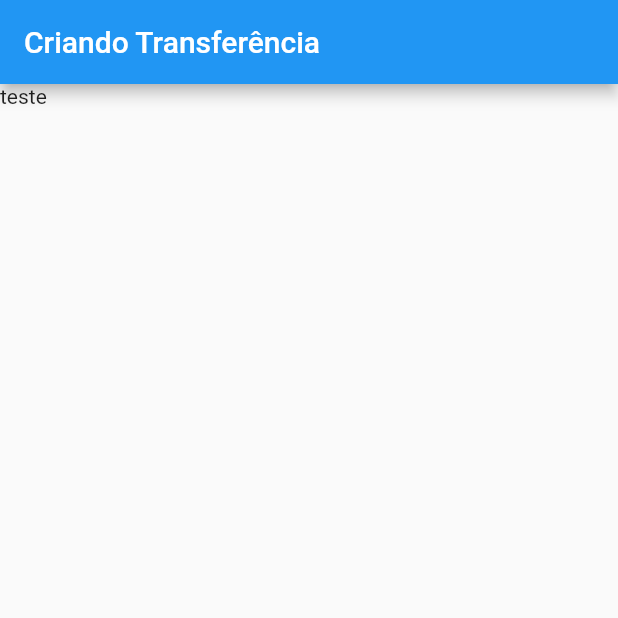
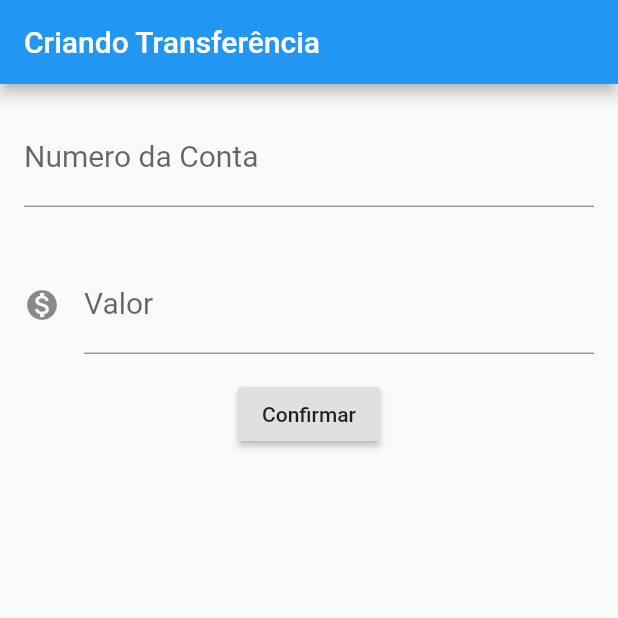
Before and after one commit to matheustgf10/bytebank, a Flutter app: the screen it shows after launch, on a phone screen of 412 x 824 dp, the top half of it. Run offline on Flutter 3.47's test engine with Material 2 defaults, Android fonts, the phone set to English and light mode, and no system bars.

Commit message:
Implementando o layout do formulário

```diff
--- a/lib/main.dart
+++ b/lib/main.dart
@@ -20,7 +20,43 @@ class FormularioTransferencia extends StatelessWidget {
       appBar: AppBar(
         title: Text('Criando Transferência'),
       ),
-      body: Text('teste'),
+      body: Column(
+        children: [
+          Padding(
+            child: TextField(
+              style: TextStyle(
+                fontSize: 20.0,
+              ),
+              decoration: InputDecoration(
+                labelText: 'Numero da Conta',
+                hintText: '0000',
+              ),
+              keyboardType: TextInputType.number,
+            ),
+            padding: EdgeInsets.all(16.0),
+          ),
+          Padding(
+            child: TextField(
+              style: TextStyle(
+                fontSize: 20.0,
+              ),
+              decoration: InputDecoration(
+                icon: Icon(
+                  Icons.monetization_on,
+                ),
+                labelText: 'Valor',
+                hintText: '0.0',
+              ),
+              keyboardType: TextInputType.number,
+            ),
+            padding: EdgeInsets.all(16.0),
+          ),
+          RaisedButton(
+            child: Text('Confirmar'),
+            onPressed: () => {},
+          )
+        ],
+      ),
     );
   }
 }
```
